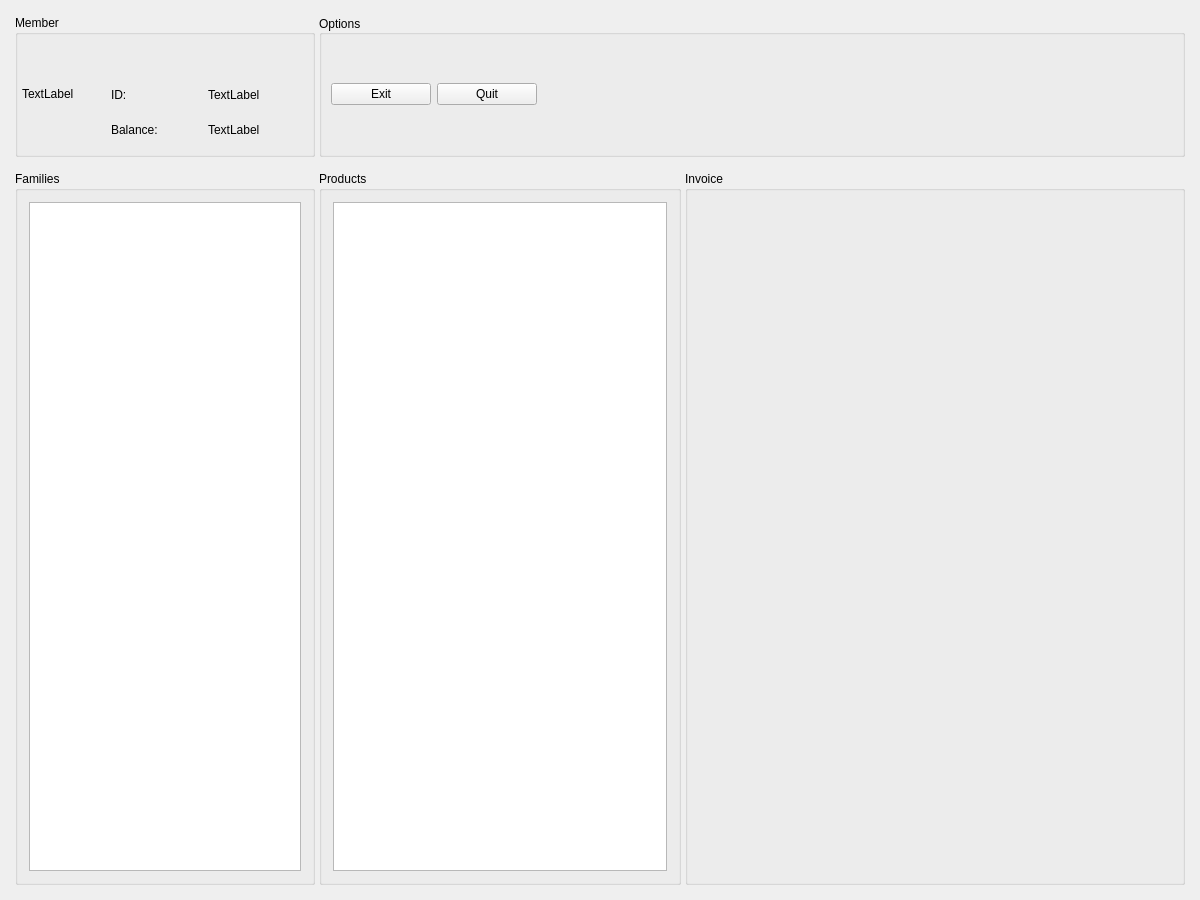
Before: the Qt Designer form penyamanager/mainwindow.ui in eguzki/penyamanager, drawn with Qt 5.
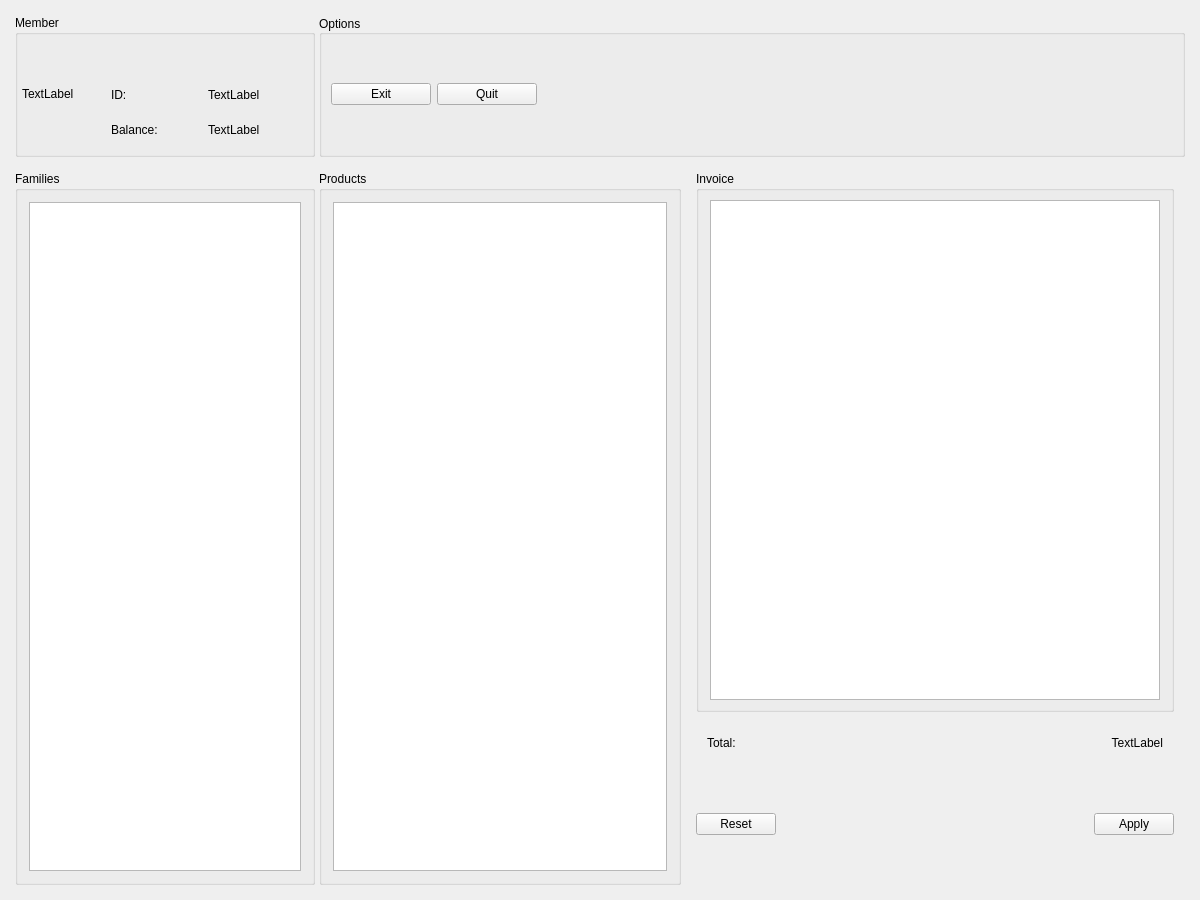
After: the same form once the commit is applied.

```diff
--- a/penyamanager/mainwindow.ui
+++ b/penyamanager/mainwindow.ui
@@ -364,7 +364,7 @@
        </widget>
       </item>
       <item>
-       <widget class="QGroupBox" name="invoiceGroupBox">
+       <widget class="QWidget" name="invoiceWidget" native="true">
         <property name="minimumSize">
          <size>
           <width>500</width>
@@ -377,9 +377,86 @@
           <height>16777215</height>
          </size>
         </property>
-        <property name="title">
-         <string>Invoice</string>
-        </property>
+        <layout class="QVBoxLayout" name="verticalLayout_4">
+         <property name="topMargin">
+          <number>0</number>
+         </property>
+         <item>
+          <widget class="QGroupBox" name="invoiceGroupBox">
+           <property name="title">
+            <string>Invoice</string>
+           </property>
+           <layout class="QVBoxLayout" name="verticalLayout_5">
+            <property name="spacing">
+             <number>6</number>
+            </property>
+            <property name="topMargin">
+             <number>9</number>
+            </property>
+            <property name="bottomMargin">
+             <number>9</number>
+            </property>
+            <item>
+             <widget class="QTableWidget" name="invoiceTableWidget"/>
+            </item>
+           </layout>
+          </widget>
+         </item>
+         <item>
+          <widget class="QWidget" name="totalWidget" native="true">
+           <property name="minimumSize">
+            <size>
+             <width>0</width>
+             <height>50</height>
+            </size>
+           </property>
+           <property name="maximumSize">
+            <size>
+             <width>16777215</width>
+             <height>50</height>
+            </size>
+           </property>
+           <layout class="QHBoxLayout" name="horizontalLayout_8">
+            <item>
+             <widget class="QLabel" name="totalLabel">
+              <property name="text">
+               <string>Total:</string>
+              </property>
+             </widget>
+            </item>
+            <item>
+             <widget class="QLabel" name="totalDisplayLabel">
+              <property name="text">
+               <string>TextLabel</string>
+              </property>
+              <property name="alignment">
+               <set>Qt::AlignRight|Qt::AlignTrailing|Qt::AlignVCenter</set>
+              </property>
+             </widget>
+            </item>
+           </layout>
+          </widget>
+         </item>
+         <item>
+          <widget class="QDialogButtonBox" name="buttonBox">
+           <property name="minimumSize">
+            <size>
+             <width>0</width>
+             <height>100</height>
+            </size>
+           </property>
+           <property name="maximumSize">
+            <size>
+             <width>16777215</width>
+             <height>100</height>
+            </size>
+           </property>
+           <property name="standardButtons">
+            <set>QDialogButtonBox::Apply|QDialogButtonBox::Reset</set>
+           </property>
+          </widget>
+         </item>
+        </layout>
        </widget>
       </item>
      </layout>
```
